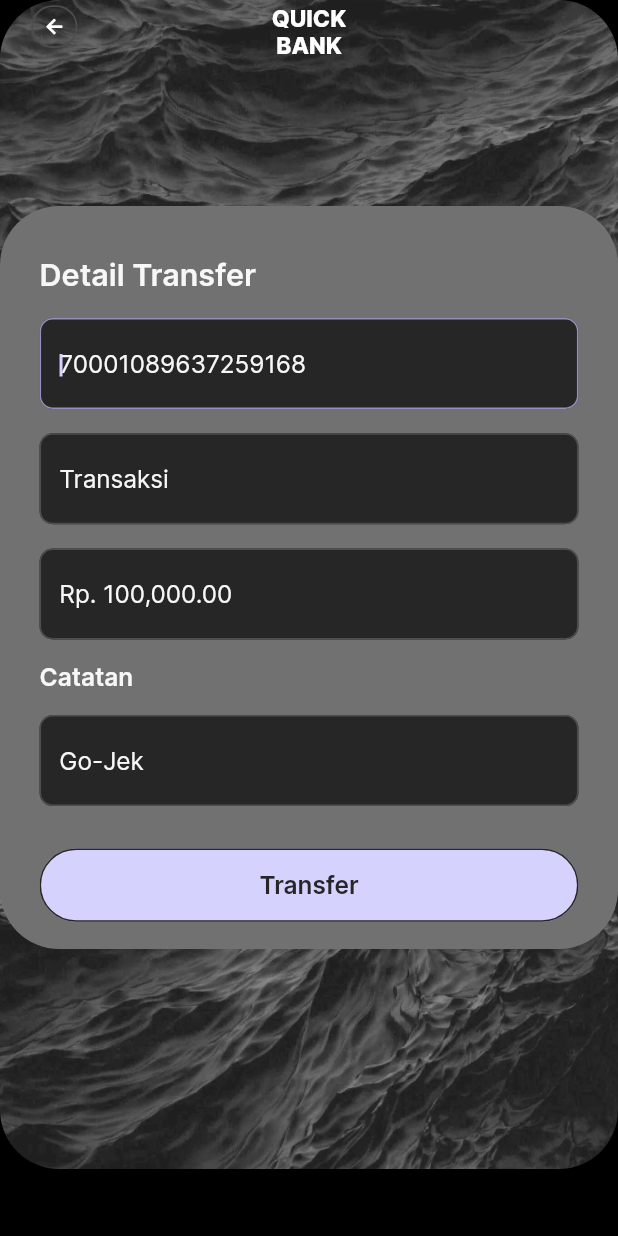
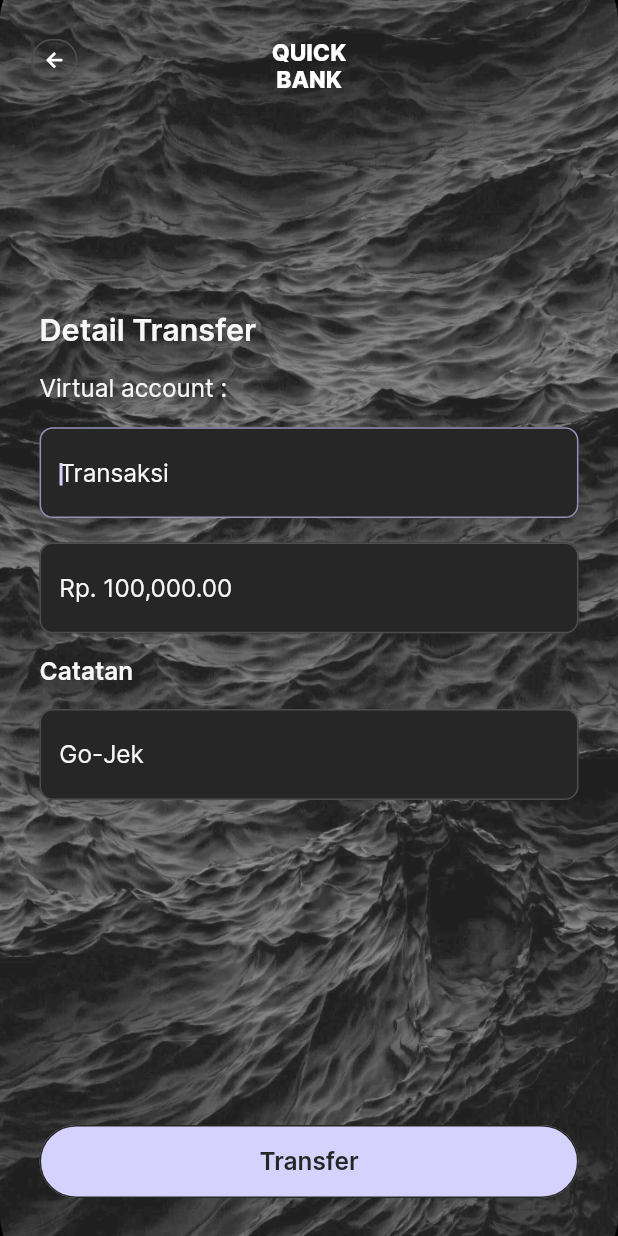
Before and after one commit to willsenyogi/quickbank-revised, a Flutter app: the KonfirmasiVaScreen screen opened by its route, on a phone screen of 412 x 824 dp. Run offline on Flutter 3.47's test engine with Material 2 defaults, Android fonts, the phone set to English and light mode, and no system bars; our stand-ins replace cached_network_image, flutter_svg; project files that could hold a hidden picture were left out.

Commit message:
benerin transfer_va_screen & konfirmasi_va_screen

```diff
--- a/lib/presentation/konfirmasi_va_screen/konfirmasi_va_screen.dart
+++ b/lib/presentation/konfirmasi_va_screen/konfirmasi_va_screen.dart
@@ -28,18 +28,15 @@ class KonfirmasiVaScreen extends StatelessWidget {
       child: Scaffold(
         resizeToAvoidBottomInset: false,
         body: SizedBox(
-          height: 768.v,
+          height: double.maxFinite,
           width: double.maxFinite,
           child: Stack(
             alignment: Alignment.center,
             children: [
               CustomImageView(
                 imagePath: ImageConstant.imgWavebackground,
-                height: 768.v,
-                width: 375.h,
-                radius: BorderRadius.circular(
-                  36.h,
-                ),
+                height: double.maxFinite,
+                width: double.maxFinite,
                 alignment: Alignment.center,
               ),
               Align(
@@ -57,10 +54,7 @@ class KonfirmasiVaScreen extends StatelessWidget {
                           child: Container(
                             padding: EdgeInsets.symmetric(
                               horizontal: 24.h,
-                              vertical: 18.v,
-                            ),
-                            decoration: AppDecoration.fillGray.copyWith(
-                              borderRadius: BorderRadiusStyle.roundedBorder36,
+                              vertical: 120.v,
                             ),
                             child: Column(
                               mainAxisSize: MainAxisSize.min,
@@ -72,37 +66,40 @@ class KonfirmasiVaScreen extends StatelessWidget {
                                   "Detail Transfer",
                                   style: theme.textTheme.titleLarge,
                                 ),
+
                                 SizedBox(height: 16.v),
-                                CustomTextFormField(
-                                  controller: transactionidController,
-                                  hintText: "70001089637259168",
+                                Text("Virtual account :",
+                                style: theme.textTheme.bodyLarge,
                                 ),
+
                                 SizedBox(height: 16.v),
                                 CustomTextFormField(
                                   controller: transactiontypeController,
                                   hintText: "Transaksi",
+                                  textInputAction: TextInputAction.none,
+                                  textInputType: TextInputType.none,
                                 ),
+
                                 SizedBox(height: 16.v),
                                 CustomTextFormField(
                                   controller: rpCounterController,
                                   hintText: "Rp. 100,000.00",
+                                  textInputAction: TextInputAction.none,
+                                  textInputType: TextInputType.none,
                                 ),
+
                                 SizedBox(height: 15.v),
                                 Text(
                                   "Catatan",
                                   style: CustomTextStyles.titleMediumGray100,
                                 ),
+
                                 SizedBox(height: 15.v),
                                 CustomTextFormField(
                                   controller: contentconatineController,
                                   hintText: "Go-Jek",
-                                  textInputAction: TextInputAction.done,
-                                ),
-                                SizedBox(height: 28.v),
-                                CustomOutlinedButton(
-                                  text: "Transfer",
-                                  buttonStyle:
-                                      CustomButtonStyles.outlineOnPrimaryTL241,
+                                  textInputAction: TextInputAction.none,
+                                  textInputType: TextInputType.none,
                                 ),
                               ],
                             ),
@@ -127,10 +124,26 @@ class KonfirmasiVaScreen extends StatelessWidget {
                   ),
                 ),
               ),
+              SizedBox(height: 50.v),
+                Positioned(
+                bottom: 25.v,
+                left: 24.h,
+                right: 24.h,
+                child: CustomOutlinedButton(
+                  text: "Transfer",
+                  buttonStyle: CustomButtonStyles.outlineOnPrimaryTL241,
+                  onTap: () {
+                    backHome(context);
+                  },
+                ),
+              )
             ],
           ),
         ),
       ),
     );
   }
+  backHome(BuildContext context) {
+  Navigator.pushNamed(context, AppRoutes.homepageDonePage);
+  }
 }
```
Also changed, not shown: lib/presentation/transfer_va_screen/transfer_va_screen.dart (+66 -112 lines).
